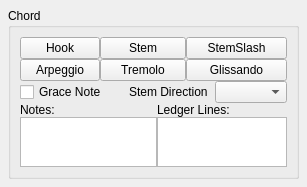
Old version of the form mscore/mscore/chord.ui in the repository musescore/musescore-old.
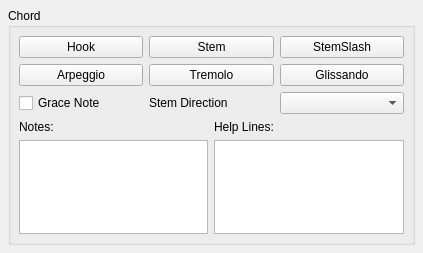
New version of the form.

```diff
--- a/mscore/mscore/chord.ui
+++ b/mscore/mscore/chord.ui
@@ -6,8 +6,8 @@
    <rect>
     <x>0</x>
     <y>0</y>
-    <width>307</width>
-    <height>185</height>
+    <width>423</width>
+    <height>253</height>
    </rect>
   </property>
   <property name="windowTitle">
@@ -26,10 +26,21 @@
       <string notr="true" comment="do not translate">Chord</string>
      </property>
      <property name="flat">
-      <bool>false</bool>
+      <bool>true</bool>
      </property>
-     <layout class="QGridLayout" name="gridLayout">
+     <layout class="QVBoxLayout">
       <property name="spacing">
+       <number>6</number>
+      </property>
+      <property name="margin">
+       <number>8</number>
+      </property>
+      <item>
+       <layout class="QGridLayout" name="gridLayout" rowminimumheight="0,0">
+        <property name="topMargin">
+         <number>0</number>
+        </property>
+        <property name="bottomMargin">
        <number>0</number>
       </property>
       <item row="0" column="0">
@@ -42,7 +53,7 @@
         </property>
        </widget>
       </item>
-      <item row="0" column="1" colspan="3">
+        <item row="0" column="1">
        <widget class="QPushButton" name="stemButton">
         <property name="toolTip">
          <string notr="true"/>
@@ -52,7 +63,7 @@
         </property>
        </widget>
       </item>
-      <item row="0" column="4" colspan="2">
+        <item row="0" column="2">
        <widget class="QPushButton" name="stemSlashButton">
         <property name="text">
          <string notr="true" extracomment="do not translate">StemSlash</string>
@@ -66,94 +77,78 @@
         </property>
        </widget>
       </item>
-      <item row="1" column="1" colspan="3">
+        <item row="1" column="1">
        <widget class="QPushButton" name="tremoloButton">
         <property name="text">
          <string>Tremolo</string>
         </property>
        </widget>
       </item>
-      <item row="1" column="4" colspan="2">
+        <item row="1" column="2">
        <widget class="QPushButton" name="glissandoButton">
         <property name="text">
          <string>Glissando</string>
         </property>
        </widget>
       </item>
-      <item row="2" column="0" colspan="2">
+       </layout>
+      </item>
+      <item>
+       <layout class="QHBoxLayout">
+        <property name="spacing">
+         <number>6</number>
+        </property>
+        <property name="margin">
+         <number>0</number>
+        </property>
+        <item>
        <widget class="QCheckBox" name="graceNote">
         <property name="text">
          <string notr="true" comment="do not translate">Grace Note</string>
         </property>
        </widget>
       </item>
-      <item row="2" column="2" colspan="3">
+        <item>
        <widget class="QLabel" name="label">
         <property name="text">
          <string notr="true" comment="do not translate">Stem Direction</string>
         </property>
        </widget>
       </item>
-      <item row="2" column="5">
+        <item>
        <widget class="QComboBox" name="stemDirection"/>
       </item>
-      <item row="3" column="0">
+       </layout>
+      </item>
+      <item>
+       <layout class="QGridLayout">
+        <property name="margin">
+         <number>0</number>
+        </property>
+        <property name="spacing">
+         <number>6</number>
+        </property>
+        <item row="1" column="1">
+         <widget class="QListWidget" name="helplineList"/>
+        </item>
+        <item row="1" column="0">
+         <widget class="QListWidget" name="notes"/>
+        </item>
+        <item row="0" column="0">
        <widget class="QLabel" name="label_2">
         <property name="text">
          <string notr="true" comment="do not translate">Notes:</string>
         </property>
        </widget>
       </item>
-      <item row="3" column="3" colspan="3">
+        <item row="0" column="1">
        <widget class="QLabel" name="label_3">
         <property name="text">
-         <string notr="true" comment="do not translate">Ledger Lines:</string>
+           <string notr="true" comment="do not translate">Help Lines:</string>
         </property>
        </widget>
       </item>
-      <item row="4" column="0" colspan="3">
-       <widget class="QListWidget" name="notes">
-        <property name="sizePolicy">
-         <sizepolicy hsizetype="Expanding" vsizetype="Fixed">
-          <horstretch>0</horstretch>
-          <verstretch>0</verstretch>
-         </sizepolicy>
-        </property>
-        <property name="minimumSize">
-         <size>
-          <width>0</width>
-          <height>50</height>
-         </size>
-        </property>
-        <property name="maximumSize">
-         <size>
-          <width>16777215</width>
-          <height>50</height>
-         </size>
-        </property>
-       </widget>
-      </item>
-      <item row="4" column="3" colspan="3">
-       <widget class="QListWidget" name="helplineList">
-        <property name="sizePolicy">
-         <sizepolicy hsizetype="Expanding" vsizetype="Fixed">
-          <horstretch>0</horstretch>
-          <verstretch>0</verstretch>
-         </sizepolicy>
-        </property>
-        <property name="minimumSize">
-         <size>
-          <width>0</width>
-          <height>50</height>
-         </size>
-        </property>
-        <property name="maximumSize">
-         <size>
-          <width>16777215</width>
-          <height>50</height>
-         </size>
-        </property>
-       </widget>
+       </layout>
       </item>
      </layout>
     </widget>
```
Lines whose indentation alone changed are shown as unchanged.
